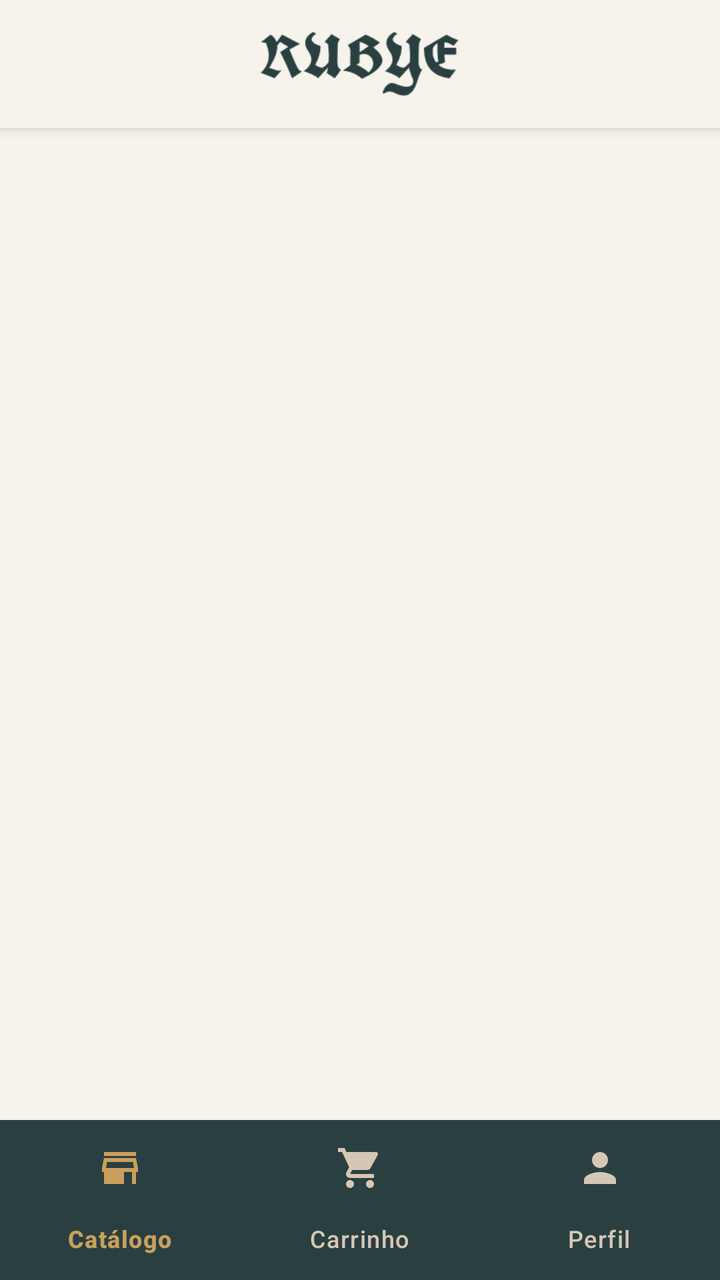
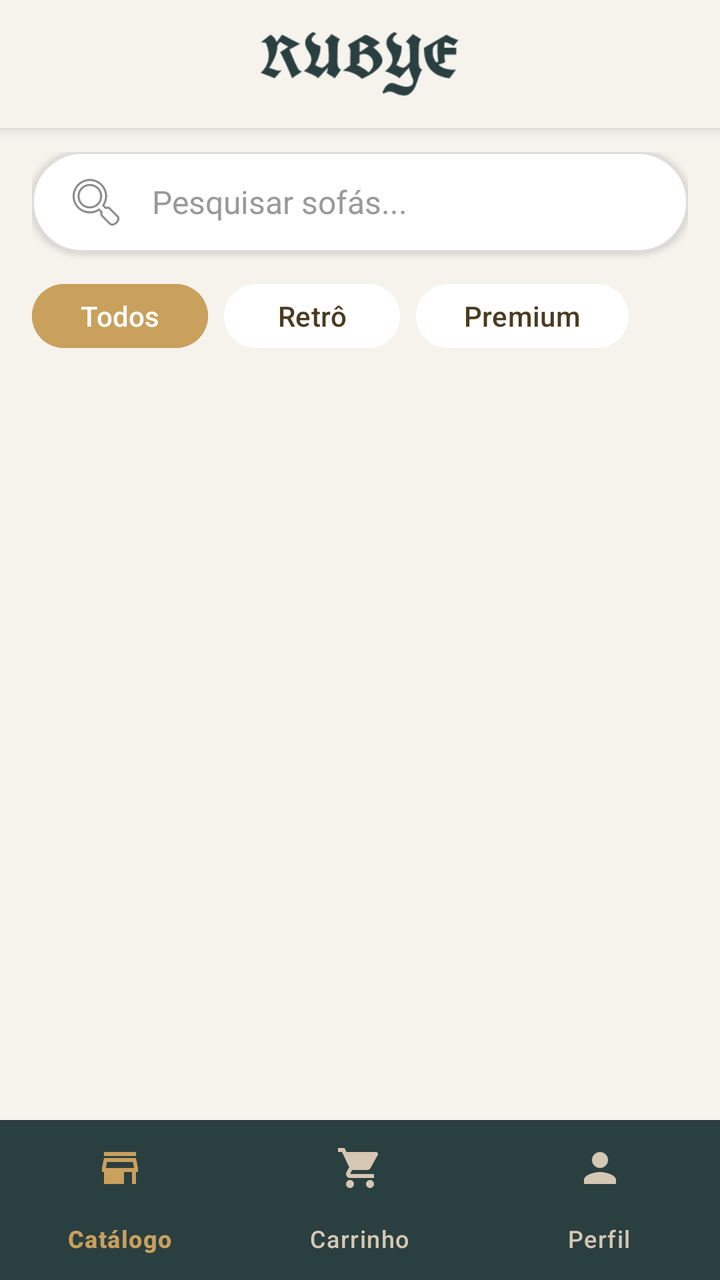

Before-and-after screenshots of an Android layout around one commit, followed by the original layout XML and the change that was made.
<!-- AndroidManifest.xml: application theme Theme.RubyeEstofados -->
<!-- res/layout/activity_produtos.xml -->
<?xml version="1.0" encoding="utf-8"?>
<LinearLayout xmlns:android="http://schemas.android.com/apk/res/android"
    xmlns:app="http://schemas.android.com/apk/res-auto"
    android:layout_width="match_parent"
    android:layout_height="match_parent"
    android:background="@color/rubye_bg_claro"
    android:orientation="vertical">

    
    <include layout="@layout/layout_top_bar" />

    
    <androidx.recyclerview.widget.RecyclerView
        android:id="@+id/rvProdutos"
        android:layout_width="match_parent"
        android:layout_height="0dp"
        android:layout_weight="1"
        android:padding="12dp"
        android:clipToPadding="false" />

    
    <com.google.android.material.bottomnavigation.BottomNavigationView
        android:id="@+id/bottom_navigation"
        android:layout_width="match_parent"
        android:layout_height="wrap_content"
        android:background="@color/rubye_header"
        app:itemIconTint="@color/bottom_nav_colors"
        app:itemTextColor="@color/bottom_nav_colors"
        app:menu="@menu/bottom_nav_menu" />

</LinearLayout>
<!-- res/layout/layout_top_bar.xml (included above) -->
<?xml version="1.0" encoding="utf-8"?>
<LinearLayout xmlns:android="http://schemas.android.com/apk/res/android"
    xmlns:app="http://schemas.android.com/apk/res-auto"
    android:layout_width="match_parent"
    android:layout_height="?attr/actionBarSize"
    android:background="@color/rubye_bg_claro"
    android:gravity="center"
    android:elevation="4dp">

    
    <ImageView
        android:layout_width="100dp"
        android:layout_height="wrap_content"
        android:src="@drawable/logo_rubye"
        android:adjustViewBounds="true"
        app:tint="@color/rubye_header" />
</LinearLayout>
<!-- resources referenced by this layout -->
<resources>
  <color name="rubye_bg_claro">#F6F3ED</color>
  <color name="rubye_header">#2A3F40</color>
  <!-- drawable logo_rubye: png bitmap (drawable, 3224 bytes) -->
  <style name="Theme.RubyeEstofados" parent="Base.Theme.RubyeEstofados" />
  <style name="Base.Theme.RubyeEstofados" parent="Theme.Material3.DayNight.NoActionBar">
          
          
      </style>
</resources>

<!-- the commit's change to res/layout/activity_produtos.xml (unified diff, before → after) -->
@@ -8,6 +8,73 @@
 
     
     <include layout="@layout/layout_top_bar" />
+
+    
+    <LinearLayout
+        android:layout_width="match_parent"
+        android:layout_height="wrap_content"
+        android:orientation="vertical"
+        android:paddingHorizontal="16dp"
+        android:paddingTop="12dp">
+
+        <EditText
+            android:id="@+id/etBusca"
+            android:layout_width="match_parent"
+            android:layout_height="50dp"
+            android:background="@drawable/bg_search"
+            android:drawableStart="@android:drawable/ic_menu_search"
+            android:drawablePadding="12dp"
+            android:hint="Pesquisar sofás..."
+            android:paddingHorizontal="16dp"
+            android:textColor="@color/rubye_fonte_escura"
+            android:textColorHint="#999999"
+            android:textSize="16sp"
+            android:elevation="2dp"/>
+
+        <HorizontalScrollView
+            android:layout_width="match_parent"
+            android:layout_height="wrap_content"
+            android:layout_marginTop="12dp"
+            android:scrollbars="none">
+
+            <LinearLayout
+                android:layout_width="wrap_content"
+                android:layout_height="wrap_content"
+                android:orientation="horizontal"
+                android:paddingBottom="8dp">
+
+                <Button
+                    android:id="@+id/btnFiltroTodos"
+                    android:layout_width="wrap_content"
+                    android:layout_height="40dp"
+                    android:layout_marginEnd="8dp"
+                    android:backgroundTint="@color/rubye_gold"
+                    android:text="Todos"
+                    android:textColor="@color/white"
+                    app:cornerRadius="20dp" />
+
+                <Button
+                    android:id="@+id/btnFiltroRetro"
+                    android:layout_width="wrap_content"
+                    android:layout_height="40dp"
+                    android:layout_marginEnd="8dp"
+                    android:backgroundTint="@color/white"
+                    android:text="Retrô"
+                    android:textColor="@color/rubye_fonte_escura"
+                    app:cornerRadius="20dp" />
+
+                <Button
+                    android:id="@+id/btnFiltroPremium"
+                    android:layout_width="wrap_content"
+                    android:layout_height="40dp"
+                    android:layout_marginEnd="8dp"
+                    android:backgroundTint="@color/white"
+                    android:text="Premium"
+                    android:textColor="@color/rubye_fonte_escura"
+                    app:cornerRadius="20dp" />
+            </LinearLayout>
+        </HorizontalScrollView>
+    </LinearLayout>
 
     
     <androidx.recyclerview.widget.RecyclerView
<!-- resource entries referenced after the edit -->
@@ -1,7 +1,17 @@
 <!-- resources referenced by this layout -->
 <resources>
   <color name="rubye_bg_claro">#F6F3ED</color>
+  <color name="rubye_fonte_escura">#4A3B22</color>
+  <color name="rubye_gold">#C9A05C</color>
   <color name="rubye_header">#2A3F40</color>
+  <color name="white">#FFFFFFFF</color>
+  <!-- drawable bg_search (drawable) -->
+  <?xml version="1.0" encoding="utf-8"?>
+  <shape xmlns:android="http://schemas.android.com/apk/res/android">
+      <solid android:color="@color/white" />
+      <corners android:radius="25dp" />
+      <stroke android:width="1dp" android:color="#DDDDDD" />
+  </shape>
   <!-- drawable logo_rubye: png bitmap (drawable, 3224 bytes) -->
   <style name="Theme.RubyeEstofados" parent="Base.Theme.RubyeEstofados" />
   <style name="Base.Theme.RubyeEstofados" parent="Theme.Material3.DayNight.NoActionBar">
